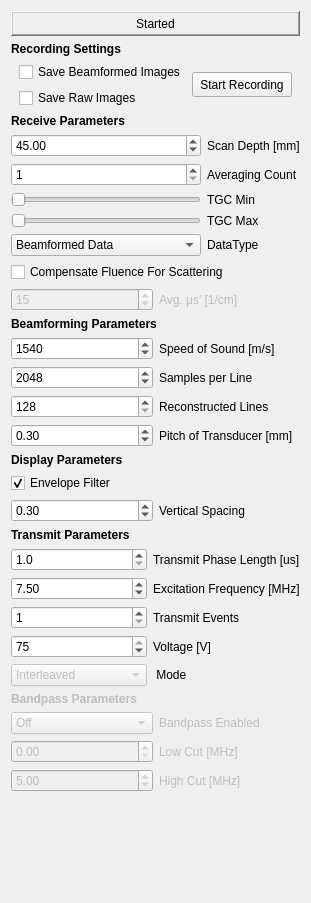
MITK/MITK, file Modules/USUI/Qmitk/QmitkUSControlsCustomDiPhASDeviceWidget.ui: the form before one commit.
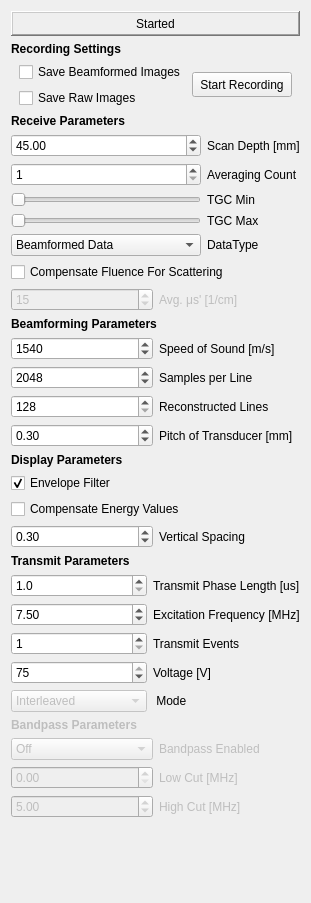
The form after the commit.

Commit message: T19932 -added a way to switch energy compensation on and off

Diff of the .ui file:
```diff
--- a/Modules/USUI/Qmitk/QmitkUSControlsCustomDiPhASDeviceWidget.ui
+++ b/Modules/USUI/Qmitk/QmitkUSControlsCustomDiPhASDeviceWidget.ui
@@ -400,6 +400,13 @@
        </property>
       </widget>
      </item>
+     <item>
+      <widget class="QCheckBox" name="CompensateEnergy">
+       <property name="text">
+        <string>Compensate Energy Values</string>
+       </property>
+      </widget>
+     </item>
      <item>
       <layout class="QHBoxLayout" name="VerticalSpacingSubGroup">
        <item>
```
The commit also changes 8 other files.
